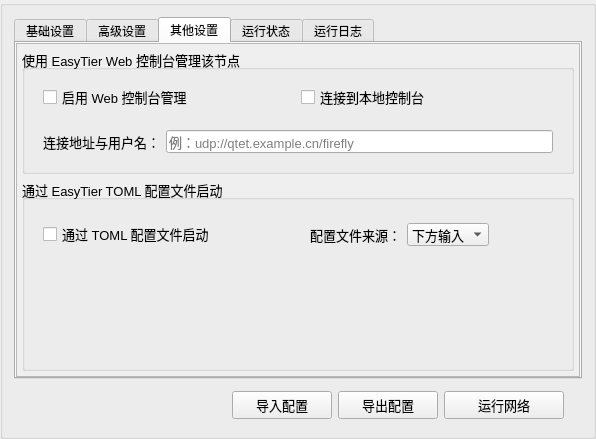
Above: Qt_UI/netpage.ui from myqfeng/qt-easy-tier before the change. Below: the same form after it.
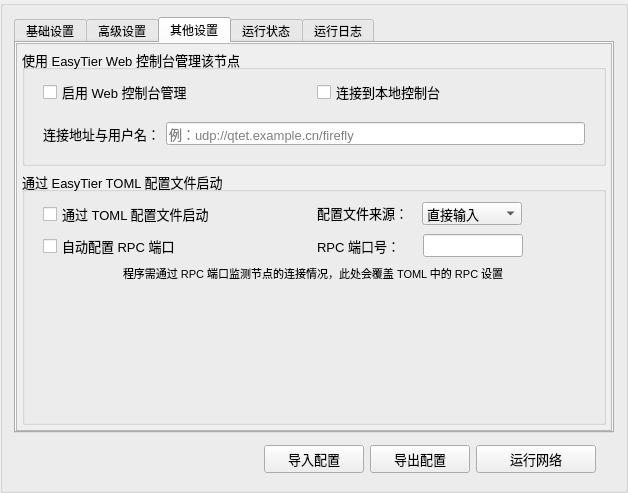
That is the form after the change. The open tabs and pages were chosen to show the change.

The edit to the form file:
```diff
--- a/Qt_UI/netpage.ui
+++ b/Qt_UI/netpage.ui
@@ -6,8 +6,8 @@
    <rect>
     <x>0</x>
     <y>0</y>
-    <width>596</width>
-    <height>439</height>
+    <width>628</width>
+    <height>493</height>
    </rect>
   </property>
   <property name="sizePolicy">
@@ -71,8 +71,8 @@
            <rect>
             <x>0</x>
             <y>0</y>
-            <width>564</width>
-            <height>340</height>
+            <width>596</width>
+            <height>394</height>
            </rect>
           </property>
           <layout class="QVBoxLayout" name="verticalLayout_5">
@@ -111,11 +111,17 @@
               <item>
                <widget class="QWidget" name="gridWidget" native="true">
                 <layout class="QGridLayout" name="gridLayout">
+                 <property name="leftMargin">
+                  <number>9</number>
+                 </property>
                  <property name="topMargin">
-                  <number>5</number>
+                  <number>0</number>
+                 </property>
+                 <property name="rightMargin">
+                  <number>9</number>
                  </property>
                  <property name="bottomMargin">
-                  <number>5</number>
+                  <number>2</number>
                  </property>
                  <item row="0" column="0" alignment="Qt::AlignmentFlag::AlignLeft">
                   <widget class="QCheckBox" name="useWebBox">
@@ -181,34 +187,128 @@
                <widget class="QWidget" name="gridWidget_2" native="true">
                 <layout class="QGridLayout" name="gridLayout_2">
                  <property name="topMargin">
-                  <number>5</number>
+                  <number>0</number>
                  </property>
                  <property name="bottomMargin">
                   <number>2</number>
                  </property>
-                 <item row="0" column="0">
+                 <item row="1" column="0" alignment="Qt::AlignmentFlag::AlignVCenter">
+                  <widget class="QCheckBox" name="autoRpcBox">
+                   <property name="text">
+                    <string>自动配置 RPC 端口</string>
+                   </property>
+                  </widget>
+                 </item>
+                 <item row="0" column="0" alignment="Qt::AlignmentFlag::AlignVCenter">
                   <widget class="QCheckBox" name="useConfFileBox">
+                   <property name="minimumSize">
+                    <size>
+                     <width>0</width>
+                     <height>0</height>
+                    </size>
+                   </property>
+                   <property name="maximumSize">
+                    <size>
+                     <width>16777215</width>
+                     <height>66666</height>
+                    </size>
+                   </property>
                    <property name="text">
                     <string>通过 TOML 配置文件启动</string>
                    </property>
                   </widget>
                  </item>
-                 <item row="0" column="1">
-                  <widget class="QWidget" name="formWidget_2" native="true">
-                   <layout class="QFormLayout" name="formLayout_2">
-                    <item row="0" column="0">
-                     <widget class="QLabel" name="Label">
-                      <property name="font">
-                       <font>
-                        <pointsize>10</pointsize>
-                       </font>
+                 <item row="1" column="1" alignment="Qt::AlignmentFlag::AlignLeft|Qt::AlignmentFlag::AlignVCenter">
+                  <widget class="QWidget" name="horizontalWidget" native="true">
+                   <layout class="QHBoxLayout" name="horizontalLayout_4">
+                    <property name="leftMargin">
+                     <number>0</number>
+                    </property>
+                    <property name="topMargin">
+                     <number>0</number>
+                    </property>
+                    <property name="rightMargin">
+                     <number>0</number>
+                    </property>
+                    <property name="bottomMargin">
+                     <number>0</number>
+                    </property>
+                    <item alignment="Qt::AlignmentFlag::AlignRight">
+                     <widget class="QLabel" name="label_3">
+                      <property name="minimumSize">
+                       <size>
+                        <width>100</width>
+                        <height>0</height>
+                       </size>
+                      </property>
+                      <property name="maximumSize">
+                       <size>
+                        <width>100</width>
+                        <height>16777215</height>
+                       </size>
+                      </property>
+                      <property name="text">
+                       <string>RPC 端口号：</string>
+                      </property>
+                     </widget>
+                    </item>
+                    <item alignment="Qt::AlignmentFlag::AlignLeft">
+                     <widget class="QLineEdit" name="confRpcPortEdit">
+                      <property name="minimumSize">
+                       <size>
+                        <width>100</width>
+                        <height>0</height>
+                       </size>
+                      </property>
+                      <property name="maximumSize">
+                       <size>
+                        <width>100</width>
+                        <height>16777215</height>
+                       </size>
+                      </property>
+                     </widget>
+                    </item>
+                   </layout>
+                  </widget>
+                 </item>
+                 <item row="0" column="1" alignment="Qt::AlignmentFlag::AlignLeft|Qt::AlignmentFlag::AlignVCenter">
+                  <widget class="QWidget" name="horizontalWidget" native="true">
+                   <layout class="QHBoxLayout" name="horizontalLayout_3">
+                    <property name="spacing">
+                     <number>5</number>
+                    </property>
+                    <property name="leftMargin">
+                     <number>0</number>
+                    </property>
+                    <property name="topMargin">
+                     <number>0</number>
+                    </property>
+                    <property name="rightMargin">
+                     <number>0</number>
+                    </property>
+                    <property name="bottomMargin">
+                     <number>0</number>
+                    </property>
+                    <item alignment="Qt::AlignmentFlag::AlignRight|Qt::AlignmentFlag::AlignVCenter">
+                     <widget class="QLabel" name="label_2">
+                      <property name="minimumSize">
+                       <size>
+                        <width>100</width>
+                        <height>0</height>
+                       </size>
+                      </property>
+                      <property name="maximumSize">
+                       <size>
+                        <width>100</width>
+                        <height>16777215</height>
+                       </size>
                       </property>
                       <property name="text">
                        <string>配置文件来源：</string>
                       </property>
                      </widget>
                     </item>
-                    <item row="0" column="1">
+                    <item alignment="Qt::AlignmentFlag::AlignLeft">
                      <widget class="QComboBox" name="confSourceBox">
                       <property name="sizePolicy">
                        <sizepolicy hsizetype="Fixed" vsizetype="Fixed">
@@ -216,6 +316,18 @@
                         <verstretch>0</verstretch>
                        </sizepolicy>
                       </property>
+                      <property name="minimumSize">
+                       <size>
+                        <width>100</width>
+                        <height>0</height>
+                       </size>
+                      </property>
+                      <property name="maximumSize">
+                       <size>
+                        <width>100</width>
+                        <height>16777215</height>
+                       </size>
+                      </property>
                       <property name="font">
                        <font>
                         <pointsize>10</pointsize>
@@ -223,7 +335,7 @@
                       </property>
                       <item>
                        <property name="text">
-                        <string>下方输入</string>
+                        <string>直接输入</string>
                        </property>
                       </item>
                       <item>
@@ -236,6 +348,18 @@
                    </layout>
                   </widget>
                  </item>
+                 <item row="2" column="0" colspan="2" alignment="Qt::AlignmentFlag::AlignHCenter|Qt::AlignmentFlag::AlignVCenter">
+                  <widget class="QLabel" name="label_4">
+                   <property name="font">
+                    <font>
+                     <pointsize>8</pointsize>
+                    </font>
+                   </property>
+                   <property name="text">
+                    <string>程序需通过 RPC 端口监测节点的连接情况，此处会覆盖 TOML 中的 RPC 设置</string>
+                   </property>
+                  </widget>
+                 </item>
                 </layout>
                </widget>
               </item>
```
Left out of the diff: 4 changed lines with no effect on the pictures.
